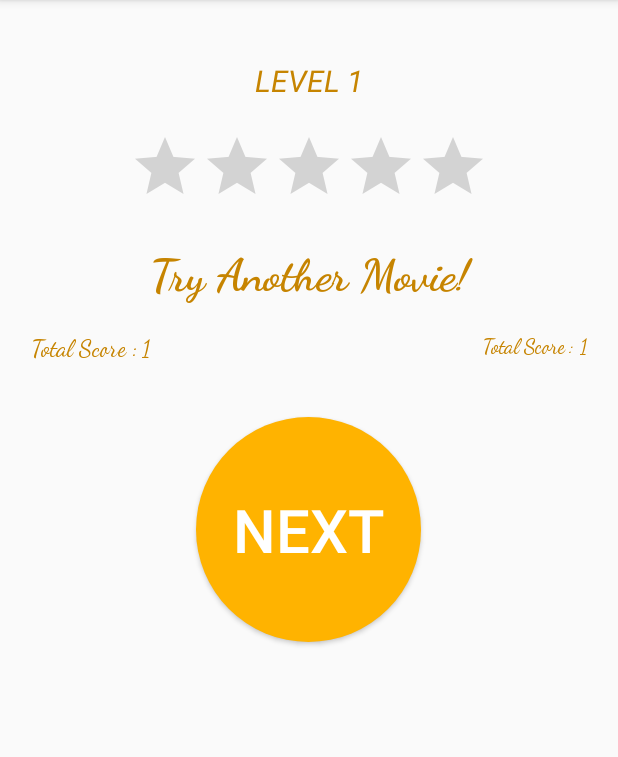
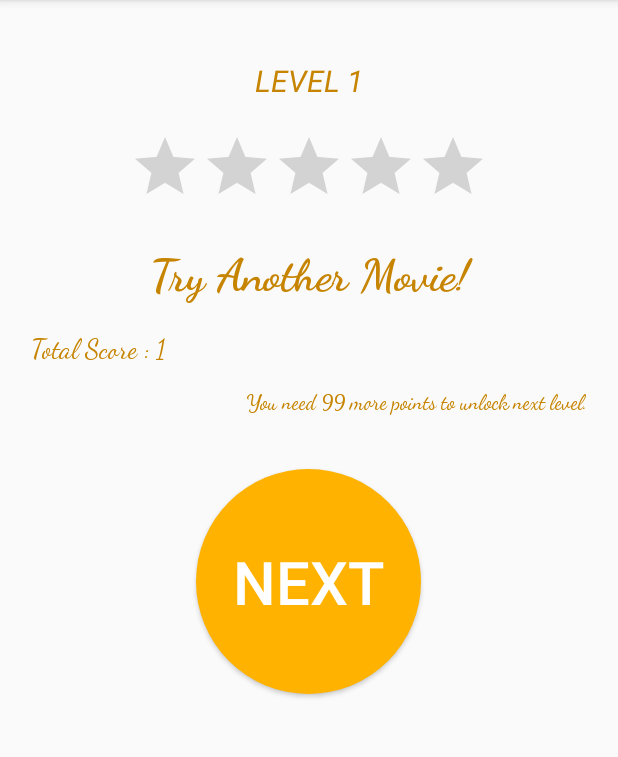
Before and after one commit to kayusi07/HollywoodHollywoodGame, an Android app: the PopupActivity screen opened directly, with no data from a screen before it, on a phone screen of 412 x 824 dp, the part 84-841 px from its top. Run offline under Robolectric (Android 15) with nearby library versions, the phone set to English and light mode, and no system bars; our stand-ins replace AdMob.

Commit message:
levels page refresh

```diff
--- a/app/src/main/java/hollywood/kayushi07/com/hollywoodhollywoodgame/Activity/PopupActivity.java
+++ b/app/src/main/java/hollywood/kayushi07/com/hollywoodhollywoodgame/Activity/PopupActivity.java
@@ -52,12 +52,17 @@ public class PopupActivity extends AppCompatActivity implements NetworkStateRece
         DatabaseHandler mDB = new DatabaseHandler(getApplicationContext());
 //        SQLiteDatabase db = mDB.getReadableDatabase();
 
-        int last_score;
-        last_score = mDB.getScore(level);
+        int[] sc;
+        sc = mDB.getScore(level);
+        int total_score, unlock_score;
+        total_score = sc[0];
+        unlock_score = sc[1];
 
-        int f_score;
-        f_score= score + last_score;
+        int f_score, diff_score;
+        f_score= score + total_score;
         mDB.updateScore(level, f_score);
+
+        diff_score = unlock_score - f_score;
 
         TextView txtScore = (TextView) findViewById(R.id.txt_status);
         TextView txtTotalScore = (TextView) findViewById(R.id.txt_total_score);
@@ -112,24 +117,30 @@ public class PopupActivity extends AppCompatActivity implements NetworkStateRece
         });
 
 
-        int total_Score;
+//        int total_Score;
+//        SharedPreferences prefs = getSharedPreferences("Bollywood Score", MODE_PRIVATE);
+//        SharedPreferences.Editor editor =  prefs.edit();
+//        int scoreText = prefs.getInt("gameScore", 0);
+//        int high_score = prefs.getInt("highScore",0);
+//       total_Score = score + scoreText;
+//        editor.putInt("gameScore", total_Score);
+//        if(total_Score>high_score){
+//            high_score=total_Score;
+//            editor.putInt("highScore", high_score);}//
+//        editor.apply();
 
-        SharedPreferences prefs = getSharedPreferences("Bollywood Score", MODE_PRIVATE);
 
-        SharedPreferences.Editor editor =  prefs.edit();
-        int scoreText = prefs.getInt("gameScore", 0);
-        int high_score = prefs.getInt("highScore",0);
-       total_Score = score + scoreText;
-        editor.putInt("gameScore", total_Score);
+        txtTotalScore.setText("" + f_score);//total_Score);
 
-        txtTotalScore.setText("" + total_Score);//total_Score);
+        String nextLevelStr;
+        if(diff_score <= 0)
+        {
+            nextLevelStr = " ";
+        }
+        else
+        nextLevelStr = "You need " + diff_score + " more points to unlock next level.";
 
-        if(total_Score>high_score){
-            high_score=total_Score;
-            editor.putInt("highScore", high_score);}
-
-        editor.apply();
-        txtHighestScore.setText("" + f_score);
+        txtHighestScore.setText(nextLevelStr);
 
 
     }
--- a/app/src/main/res/layout/popup.xml
+++ b/app/src/main/res/layout/popup.xml
@@ -43,7 +43,7 @@
 
 
     <RelativeLayout
-        android:layout_marginBottom="20dp"
+        android:layout_marginBottom="15dp"
         android:layout_width="wrap_content"
         android:layout_height="wrap_content"
         android:layout_alignParentLeft="true">
@@ -53,7 +53,7 @@
             android:layout_width="wrap_content"
             android:layout_height="wrap_content"
             android:gravity="center"
-            android:textSize="16dp"
+            android:textSize="18dp"
             android:layout_alignParentLeft="true"
             android:textColor="@color/colorPrimaryDark"
             android:fontFamily="cursive"
@@ -65,20 +65,18 @@
             android:layout_height="wrap_content"
             android:layout_toRightOf="@+id/tx1"
             android:gravity="center"
-            android:textSize="16dp"
+            android:textSize="18dp"
             android:textColor="@color/colorPrimaryDark"
             android:fontFamily="cursive"
             android:text=" 0 "/>
 
+    </RelativeLayout>
 
-        <TextView
+    <RelativeLayout
+        android:layout_marginBottom="20dp"
         android:layout_width="wrap_content"
         android:layout_height="wrap_content"
-            android:gravity="center"
-            android:layout_toLeftOf="@+id/txt_high_score"
-            android:textColor="@color/colorPrimaryDark"
-            android:fontFamily="cursive"
-            android:text="Total Score : "/>
+        android:layout_alignParentLeft="true">
 
     <TextView
         android:id="@+id/txt_high_score"
@@ -89,7 +87,6 @@
         android:layout_alignParentRight="true"
         android:fontFamily="cursive"
         android:text=" 0 "/>
-
     </RelativeLayout>
 
     <Button
```
Also changed, not shown: app/src/main/java/hollywood/kayushi07/com/hollywoodhollywoodgame/Activity/LevelActivity.java (+17 -20 lines), app/src/main/java/hollywood/kayushi07/com/hollywoodhollywoodgame/Adapter/MultiViewTypeAdapter.java (+18 -8 lines), app/src/main/java/hollywood/kayushi07/com/hollywoodhollywoodgame/Model/DatabaseHandler.java (+28 -15 lines). Lines whose indentation alone changed are shown as unchanged.
